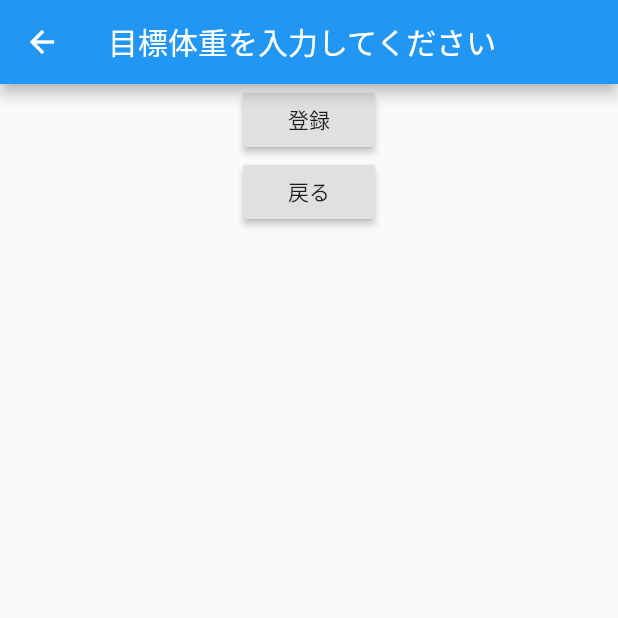
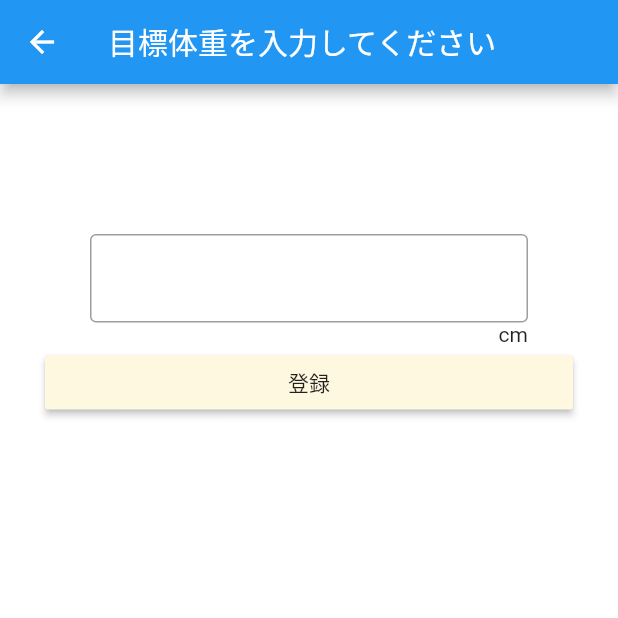
Before and after one commit to startup-technology/diet_recipe_flutter, a Flutter app: the TargetWeightInputPage screen opened by its route, on a phone screen of 412 x 824 dp, the top half of it. Run offline on Flutter 3.47's test engine with Material 2 defaults, Android fonts, the phone set to English and light mode, and no system bars; our stand-ins replace share, sqflite; accounts and stored records are empty.

Commit message:
[modify]目標体重を保存できるように修正

```diff
--- a/lib/pages/target_weight_input.dart
+++ b/lib/pages/target_weight_input.dart
@@ -1,29 +1,104 @@
 import 'package:flutter/material.dart';
+import 'package:path/path.dart';
+import 'package:sqflite/sqflite.dart';
 
-class TargetWeightInputPage extends StatelessWidget {
+class TargetWeightInputPage extends StatefulWidget {
+  @override
+  _TargetWeightInputPageState createState() => _TargetWeightInputPageState();
+}
+
+class _TargetWeightInputPageState extends State<TargetWeightInputPage> {
+  final myController = TextEditingController();
+
   @override
   Widget build(BuildContext context) {
     return Scaffold(
+      backgroundColor: Color(0xFFFFFFFFF),
       appBar: AppBar(
         title: Text('目標体重を入力してください'),
       ),
       body: Center(
         child: Column(
           children: <Widget>[
-          RaisedButton(
-            child: Text('登録'),
+            Container(
+              padding: EdgeInsets.only(
+                  top: 100.0, left: 30.0, bottom: 30.0, right: 30.0),
+              child: Column(
+                children: <Widget>[
+                  Container(
+                    margin: EdgeInsets.only(left: 30.0, right: 30.0),
+                    child: TextField(
+                      controller: myController,
+                      decoration: InputDecoration(
+                        border: OutlineInputBorder(),
+                      ),
+                    ),
+                  ),
+                  Container(
+                    margin: EdgeInsets.only(left: 30.0, right: 30.0),
+                    child: Align(
+                      alignment: Alignment.centerRight,
+                      child: Text('cm'),
+                    ),
+                  ),
+                  ButtonTheme(
+                    minWidth: double.infinity,
+                    child: RaisedButton(
                       onPressed: () {
+                        insertBodyWeight(int.parse(myController.text));
+                        findBodyWeight();
                         Navigator.pushNamed(context, '/weight_input');
                       },
+                      child: Text('登録'),
+                      color: Color(0xFFFFF8E0),
                     ),
-          RaisedButton(
-            child: Text('戻る'),
-            onPressed: () {
-              Navigator.pushNamed(context, '/height_input');
-            },
                   ),
                 ],
-      )),
+              ),
+            ),
+          ],
+        ),
+      ),
     );
   }
+
+  @override
+  void dispose() {
+    myController.dispose();
+    super.dispose();
   }
+
+  createDatabase() async {
+    var databasesPath = await getDatabasesPath();
+    String path = join(databasesPath, 'diet_recipe.db');
+
+    Database database = await openDatabase(path, version: 1,
+        onCreate: (Database db, int version) async {
+      await db.execute(
+          'CREATE TABLE target_body_weights(id INTEGER PRIMARY KEY, body_weight INTEGER)');
+    });
+
+    return database;
+  }
+
+  void insertBodyWeight(int bodyWeight) async {
+    final Database db = await createDatabase();
+
+    await db.insert(
+      'target_body_weights',
+      {'body_weight': bodyWeight},
+      conflictAlgorithm: ConflictAlgorithm.replace,
+    );
+  }
+
+  findBodyWeight() async {
+    final Database db = await createDatabase();
+
+    List<Map> bodyWeights =
+        await db.rawQuery('SELECT * FROM target_body_weights');
+
+    print(bodyWeights);
+
+    return bodyWeights;
+  }
+}
--- a/pubspec.yaml
+++ b/pubspec.yaml
@@ -23,6 +23,8 @@ environment:
 dependencies:
   flutter:
     sdk: flutter
+  sqflite:
+  path:
 
   # The following adds the Cupertino Icons font to your application.
   # Use with the CupertinoIcons class for iOS style icons.
```
Also changed, not shown: pubspec.lock. Lines whose indentation alone changed are shown as unchanged.
